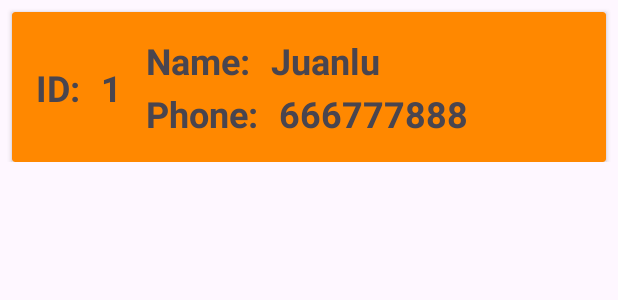
After one commit to juanlugg/FitnessManager, an Android app: the layout row_user_list.xml on its own in the app's theme, with its tools: preview values and no code run, on a phone screen of 412 x 824 dp. The commit adds this screen. Shown: the top 300 px of the screen. Run offline under Robolectric (Android 15) with nearby library versions, the phone set to English and light mode, and no system bars.

Commit message:
UserAdapter

```diff
--- a/app/src/main/java/com/juanlugg8/fitnessmanager/database/FitnessDatabase.kt
+++ b/app/src/main/java/com/juanlugg8/fitnessmanager/database/FitnessDatabase.kt
@@ -59,6 +59,9 @@ abstract class FitnessDatabase : RoomDatabase() {
             getInstance().userDao().insert(User(1,
                 "Juanlu","666777888"
             ))
+            getInstance().userDao().insert(User(2,
+                "David","666999555"
+            ))
             getInstance().profileDao().insert(
                 Profile(1,UserRepository.getUser(1), "04/03/2024",180.0,80.0)
             )
--- a/app/src/main/java/com/juanlugg8/fitnessmanager/entity/UserDao.kt
+++ b/app/src/main/java/com/juanlugg8/fitnessmanager/entity/UserDao.kt
@@ -10,7 +10,6 @@ import kotlinx.coroutines.flow.Flow
 interface UserDao {
     @Insert(onConflict = ForeignKey.RESTRICT)
     fun insert(user : User)
-
     @Query("SELECT * FROM user")
     fun selectAll() : Flow<List<User>>
     @Query("SELECT * FROM user")
--- /dev/null
+++ b/app/src/main/java/com/juanlugg8/fitnessmanager/usecase/ProfileViewModel.kt
@@ -0,0 +1,4 @@
+package com.juanlugg8.fitnessmanager.usecase
+
+class ProfileViewModel  {
+}
--- a/app/src/main/res/layout/fragment_user_list.xml
+++ b/app/src/main/res/layout/fragment_user_list.xml
@@ -15,9 +15,12 @@
         tools:context=".UserListFragment">
 
         <androidx.recyclerview.widget.RecyclerView
+            android:id="@+id/cvUserList"
             android:layout_width="match_parent"
             android:layout_height="match_parent"
+            android:background="@color/white"
             app:layout_constraintBottom_toBottomOf="parent"
+            app:layout_constraintEnd_toEndOf="parent"
             app:layout_constraintStart_toStartOf="parent"
             app:layout_constraintTop_toTopOf="parent">
 
--- /dev/null
+++ b/app/src/main/res/layout/row_user_list.xml
@@ -0,0 +1,99 @@
+<?xml version="1.0" encoding="utf-8"?>
+<androidx.constraintlayout.widget.ConstraintLayout xmlns:android="http://schemas.android.com/apk/res/android"
+    xmlns:app="http://schemas.android.com/apk/res-auto"
+    xmlns:tools="http://schemas.android.com/tools"
+    android:layout_width="match_parent"
+    android:layout_height="wrap_content">
+
+    <androidx.cardview.widget.CardView
+        android:layout_width="match_parent"
+        android:layout_height="100dp"
+        android:backgroundTint="@android:color/holo_orange_dark"
+        android:layout_margin="8dp"
+        app:layout_constraintEnd_toEndOf="parent"
+        app:layout_constraintStart_toStartOf="parent"
+        app:layout_constraintTop_toTopOf="parent">
+
+        <androidx.constraintlayout.widget.ConstraintLayout
+            android:layout_width="match_parent"
+            android:layout_height="match_parent">
+
+            <TextView
+                android:id="@+id/tvIdText"
+                android:layout_width="wrap_content"
+                android:layout_height="wrap_content"
+                android:layout_marginStart="16dp"
+                android:text="Id: "
+                android:textAllCaps="true"
+                android:textSize="24sp"
+                android:textStyle="bold"
+                app:layout_constraintBottom_toBottomOf="parent"
+                app:layout_constraintStart_toStartOf="parent"
+                app:layout_constraintTop_toTopOf="parent" />
+
+            <TextView
+                android:id="@+id/tvId"
+                android:layout_width="wrap_content"
+                android:layout_height="wrap_content"
+                android:layout_marginStart="8dp"
+                android:text="1"
+                android:textSize="24sp"
+                android:textStyle="bold"
+                app:layout_constraintBottom_toBottomOf="parent"
+                app:layout_constraintStart_toEndOf="@+id/tvIdText"
+                app:layout_constraintTop_toTopOf="parent" />
+
+            <TextView
+                android:id="@+id/tvNameText"
+                android:layout_width="wrap_content"
+                android:layout_height="wrap_content"
+                android:layout_marginStart="16dp"
+                android:layout_marginTop="16dp"
+                android:text="Name: "
+                android:textSize="24sp"
+                android:textStyle="bold"
+                app:layout_constraintStart_toEndOf="@+id/tvId"
+                app:layout_constraintTop_toTopOf="parent" />
+
+            <TextView
+                android:id="@+id/tvName"
+                android:layout_width="wrap_content"
+                android:layout_height="wrap_content"
+                android:layout_marginStart="8dp"
+                android:layout_marginTop="16dp"
+                android:text="Juanlu"
+                android:textSize="24sp"
+                android:textStyle="bold"
+                app:layout_constraintStart_toEndOf="@+id/tvNameText"
+                app:layout_constraintTop_toTopOf="parent" />
+
+            <TextView
+                android:id="@+id/tvPhoneText"
+                android:layout_width="wrap_content"
+                android:layout_height="wrap_content"
+                android:layout_marginStart="16dp"
+                android:layout_marginBottom="16dp"
+                android:text="Phone: "
+                android:textSize="24sp"
+                android:textStyle="bold"
+                app:layout_constraintBottom_toBottomOf="parent"
+                app:layout_constraintStart_toEndOf="@+id/tvId" />
+
+            <TextView
+                android:id="@+id/tvPhone"
+                android:layout_width="wrap_content"
+                android:layout_height="wrap_content"
+                android:layout_marginStart="8dp"
+                android:layout_marginBottom="16dp"
+                android:text="666777888"
+                android:textSize="24sp"
+                android:textStyle="bold"
+                app:layout_constraintBottom_toBottomOf="parent"
+                app:layout_constraintStart_toEndOf="@+id/tvPhoneText" />
+        </androidx.constraintlayout.widget.ConstraintLayout>
+
+    </androidx.cardview.widget.CardView>
+
+
+
+</androidx.constraintlayout.widget.ConstraintLayout>
```
Also changed, not shown: app/src/main/java/com/juanlugg8/fitnessmanager/UserListFragment.kt (+16 -1 lines), app/src/main/java/com/juanlugg8/fitnessmanager/adapter/UserAdapter.kt (added, +49 -0 lines).
